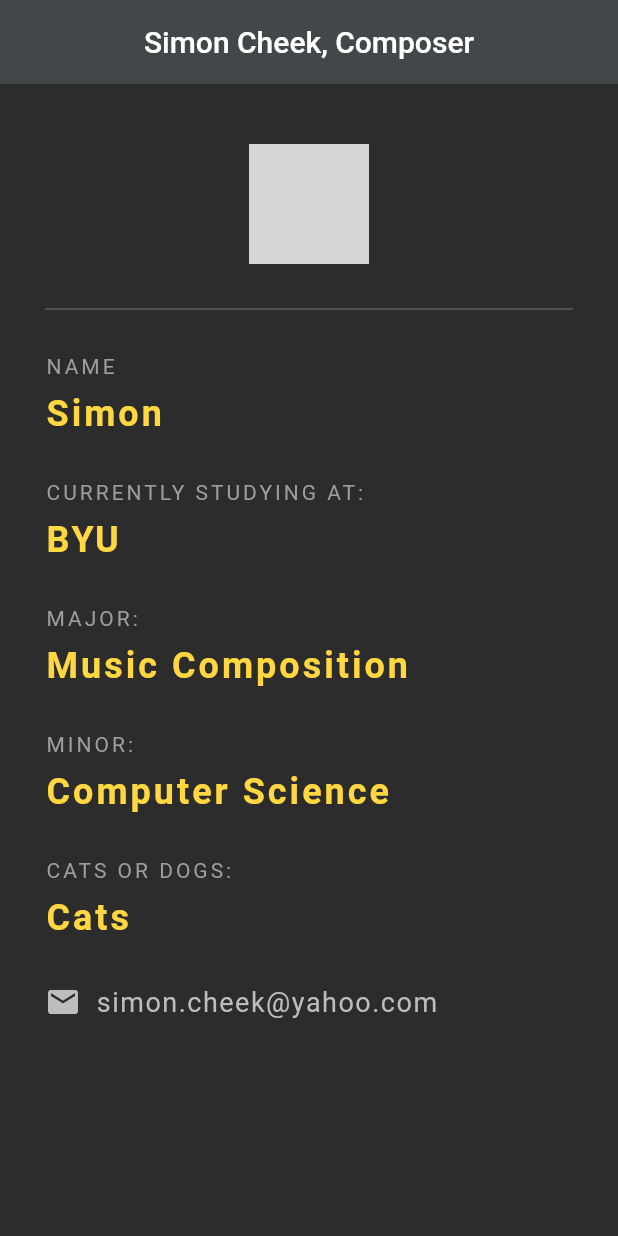
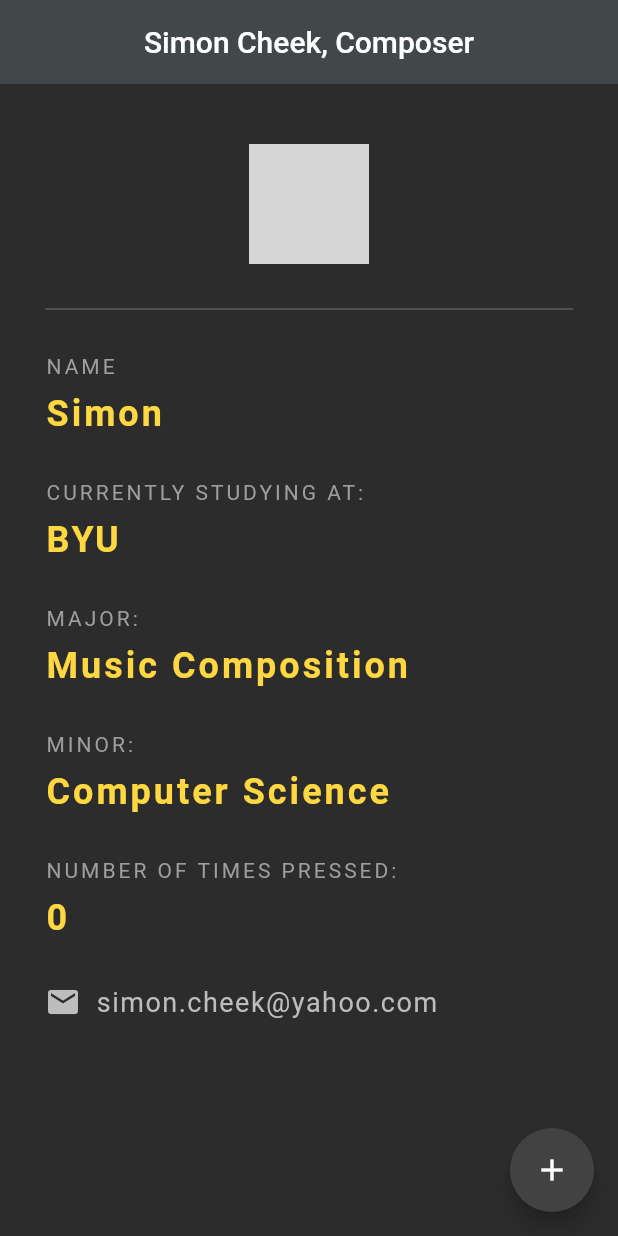
Before and after one commit to Simon-Cheek/PracticeApp, a Flutter app: the screen it shows after launch, on a phone screen of 412 x 824 dp. Run offline on Flutter 3.47's test engine with Material 2 defaults, Android fonts, the phone set to English and light mode, and no system bars; grey boxes are pictures that could not be loaded.

Commit message:
add some functionality

```diff
--- a/lib/main.dart
+++ b/lib/main.dart
@@ -4,8 +4,15 @@ void main() => runApp(const MaterialApp(
       home: SimonCard(),
     ));
 
-class SimonCard extends StatelessWidget {
+class SimonCard extends StatefulWidget {
   const SimonCard({super.key});
+
+  @override
+  State<SimonCard> createState() => _SimonCardState();
+}
+
+class _SimonCardState extends State<SimonCard> {
+  int simonLevel = 0;
 
   @override
   Widget build(BuildContext context) {
@@ -16,6 +23,15 @@ class SimonCard extends StatelessWidget {
         centerTitle: true,
         backgroundColor: Color.fromARGB(255, 66, 71, 74),
         elevation: 0,
+      ),
+      floatingActionButton: FloatingActionButton(
+        onPressed: () {
+          setState(() {
+            simonLevel++;
+          });
+        },
+        backgroundColor: Colors.grey[800],
+        child: Icon(Icons.add),
       ),
       body: Padding(
         padding: EdgeInsets.fromLTRB(30, 40, 30, 0),
@@ -105,7 +121,7 @@ class SimonCard extends StatelessWidget {
             ),
             SizedBox(height: 30.0),
             Text(
-              'CATS OR DOGS:',
+              'NUMBER OF TIMES PRESSED:',
               style: TextStyle(
                 color: Colors.grey,
                 letterSpacing: 2.0,
@@ -113,7 +129,7 @@ class SimonCard extends StatelessWidget {
             ),
             SizedBox(height: 10.0),
             Text(
-              'Cats',
+              '$simonLevel',
               style: TextStyle(
                 color: Colors.amberAccent[200],
                 letterSpacing: 2.0,
```
